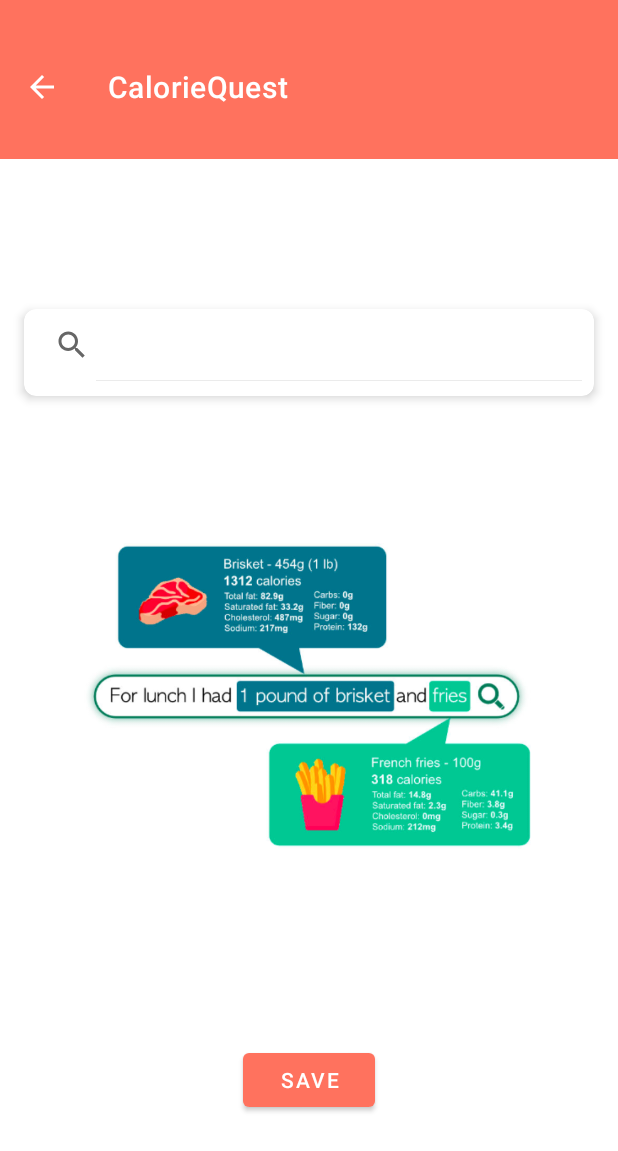
After one commit to aizazalisyed/caloriequest, an Android app: the QueryNutritionActivity screen opened directly, with no data from a screen before it, on a phone screen of 412 x 824 dp. The commit adds this screen. Shown: the top 1151 px of the screen. Run offline under Robolectric (Android 15) with nearby library versions, the phone set to English and light mode, and no system bars.

Commit message:
working on UI

```diff
--- a/app/src/main/java/com/java/caloriequest/Activities/Item.kt
+++ b/app/src/main/java/com/java/caloriequest/Activities/Item.kt
@@ -1,6 +1,7 @@
 package com.java.caloriequest.Activities
 
 data class Item(
+    val name : String,
     val serving_size_g: Double,
     val calories: Double,
     val protein_g: Double,
--- /dev/null
+++ b/app/src/main/java/com/java/caloriequest/Activities/QueryNutritionActivity.kt
@@ -0,0 +1,131 @@
+package com.java.caloriequest.Activities
+
+import androidx.appcompat.app.AppCompatActivity
+import android.os.Bundle
+import android.view.View
+import android.widget.Toast
+import androidx.appcompat.widget.SearchView
+import androidx.core.content.ContextCompat
+import androidx.recyclerview.widget.LinearLayoutManager
+import com.java.caloriequest.API.RetrofitClient
+import com.java.caloriequest.Adapter.NutritionAdapter
+import com.java.caloriequest.R
+import com.java.caloriequest.databinding.ActivityQueryNutritionBinding
+import com.java.caloriequest.model.NutritionFacts
+import com.java.caloriequest.model.NutritionResponse
+import retrofit2.Call
+import retrofit2.Response
+
+class QueryNutritionActivity : AppCompatActivity() {
+    private lateinit var binding: ActivityQueryNutritionBinding
+    private lateinit var nutritionAdapter: NutritionAdapter
+    private var nutritionList: MutableList<NutritionFacts> = mutableListOf() // Change to MutableList
+
+
+    override fun onCreate(savedInstanceState: Bundle?) {
+        super.onCreate(savedInstanceState)
+        binding = ActivityQueryNutritionBinding.inflate(layoutInflater)
+        setContentView(binding.root)
+
+        setSupportActionBar(binding.toolBar)
+
+        // Enable the back button in the toolbar
+        supportActionBar?.setDisplayHomeAsUpEnabled(true)
+
+        // Set the color of the back arrow (up button) to white
+        val upArrow = ContextCompat.getDrawable(this, R.drawable.ic_baseline_arrow_back_24) // Replace with your back arrow icon resource
+        upArrow?.setColorFilter(ContextCompat.getColor(this, android.R.color.white), android.graphics.PorterDuff.Mode.SRC_ATOP)
+        supportActionBar?.setHomeAsUpIndicator(upArrow)
+
+
+
+        // Initialize the RecyclerView and its adapter
+        nutritionAdapter = NutritionAdapter(nutritionList) // Pass the MutableList here
+        binding.recyclerView.layoutManager = LinearLayoutManager(this)
+        binding.recyclerView.adapter = nutritionAdapter
+
+        // Set an OnQueryTextListener for the SearchView
+        binding.searchView.setOnQueryTextListener(object : SearchView.OnQueryTextListener {
+            override fun onQueryTextSubmit(query: String?): Boolean {
+                // Handle the search query here
+                if (query != null && query.isNotEmpty()) {
+
+                    // Retrieve the category string from the Intent
+                    val category = intent.getStringExtra("category").toString()
+                    // Hide hint image and show progress bar
+                    binding.hintImage.visibility = View.GONE
+                    binding.progressBar.visibility = View.VISIBLE
+                    apiCall(query,category)
+                }
+                return true
+            }
+
+            override fun onQueryTextChange(newText: String?): Boolean {
+                // You can handle text changes here if needed
+                return true
+            }
+        })
+
+        // Set an OnClickListener for the SearchView to handle clicks on the search icon
+        binding.searchView.setOnClickListener(View.OnClickListener {
+            // Search icon was clicked, perform the API call here
+            val query = binding.searchView.query.toString()
+            val category = intent.getStringExtra("category").toString()
+            // Hide hint image and show progress bar
+            binding.hintImage.visibility = View.GONE
+            binding.progressBar.visibility = View.VISIBLE
+            apiCall(query, category)
+        })
+
+    }
+
+    // Handle the back button click event
+    override fun onSupportNavigateUp(): Boolean {
+        onBackPressed()
+        return true
+    }
+
+    fun apiCall(query: String, category: String) {
+        RetrofitClient().getUserService()?.getNutritionInfo(query, "OY5GqRA9rgiY2XY432YRVg==VlbGgAMGMcAncyzS")
+            ?.enqueue(object : retrofit2.Callback<NutritionResponse> {
+                override fun onResponse(
+                    call: Call<NutritionResponse>,
+                    response: Response<NutritionResponse>
+                ) {
+                    if (response.isSuccessful) {
+                        val nutritionResponse = response.body()
+                        if (nutritionResponse != null) {
+                            // Map the Item objects to NutritionFacts
+                            val nutritionList = nutritionResponse.items.map { item ->
+                                NutritionFacts(
+                                    item.name,
+                                    item.serving_size_g.toInt().toString(),
+                                    item.calories.toInt().toString(),
+                                    item.protein_g.toInt().toString(),
+                                    item.fat_total_g.toInt().toString(),
+                                    item.carbohydrates_total_g.toInt().toString()
+                                )
+                            }
+
+                            // Update the adapter with the API response data
+                            nutritionAdapter.updateData(nutritionList)
+
+                            // Hide progress bar, show linear layout and RecyclerView
+                            binding.progressBar.visibility = View.GONE
+                            binding.linearLayout.visibility = View.VISIBLE
+                            binding.recyclerView.visibility = View.VISIBLE
+
+                        }
+                    }
+                }
+
+                override fun onFailure(call: Call<NutritionResponse>, t: Throwable) {
+                    // Handle API call failure
+
+                    Toast.makeText(this@QueryNutritionActivity, "failed to resolve query", Toast.LENGTH_SHORT).show()
+                }
+            })
+    }
+
+
+}
--- /dev/null
+++ b/app/src/main/java/com/java/caloriequest/model/FoodList.kt
@@ -0,0 +1,6 @@
+package com.java.caloriequest.model
+
+data class FoodList(val foodItemsWithNutritionFacts : List<NutritionFacts>,
+                    val category : String,
+                    val timeStamp : String
+)
--- /dev/null
+++ b/app/src/main/res/drawable/ic_baseline_arrow_back_24.xml
@@ -0,0 +1,5 @@
+<vector android:autoMirrored="true" android:height="24dp"
+    android:tint="#000000" android:viewportHeight="24"
+    android:viewportWidth="24" android:width="24dp" xmlns:android="http://schemas.android.com/apk/res/android">
+    <path android:fillColor="@android:color/white" android:pathData="M20,11H7.83l5.59,-5.59L12,4l-8,8 8,8 1.41,-1.41L7.83,13H20v-2z"/>
+</vector>
--- /dev/null
+++ b/app/src/main/res/layout/activity_query_nutrition.xml
@@ -0,0 +1,153 @@
+<?xml version="1.0" encoding="utf-8"?>
+<RelativeLayout xmlns:android="http://schemas.android.com/apk/res/android"
+    xmlns:app="http://schemas.android.com/apk/res-auto"
+    xmlns:tools="http://schemas.android.com/tools"
+    android:layout_width="match_parent"
+    android:layout_height="match_parent"
+    tools:context=".Activities.QueryNutritionActivity">
+
+    <androidx.appcompat.widget.Toolbar
+        android:id="@+id/toolBar"
+        android:layout_width="match_parent"
+        android:layout_height="wrap_content"
+        android:layout_alignParentTop="true"
+        android:background="@color/orange"
+        android:title="Text Input"
+        android:paddingTop="30dp"
+        android:paddingBottom="20dp"
+        app:titleTextColor="@color/white"
+        android:foregroundTint="@color/white"
+        />
+
+    <androidx.cardview.widget.CardView
+        android:id="@+id/cardView"
+        android:layout_width="match_parent"
+        android:layout_height="wrap_content"
+        android:layout_marginStart="16dp"
+        android:layout_marginTop="100dp"
+        android:layout_marginEnd="16dp"
+        android:layout_below="@id/toolBar"
+        android:background="@color/light_orange"
+        app:cardCornerRadius="8dp"
+        app:cardElevation="4dp"
+        >
+    <androidx.appcompat.widget.SearchView
+        android:id="@+id/searchView"
+        android:layout_width="match_parent"
+        android:layout_height="wrap_content"
+        android:backgroundTint="@color/orange"
+        app:iconifiedByDefault="false"
+        android:layout_marginBottom="10dp"
+        android:foregroundTint="@color/orange"
+        android:outlineSpotShadowColor="@color/orange"
+        />
+    </androidx.cardview.widget.CardView>
+
+    <ProgressBar
+        android:visibility="gone"
+        android:layout_width="80dp"
+        android:layout_height="80dp"
+        android:id="@+id/progressBar"
+        android:layout_centerHorizontal="true"
+        android:layout_centerVertical="true"/>
+
+    <ImageView
+    android:id="@+id/hintImage"
+    android:layout_width="300dp"
+    android:layout_height="300dp"
+    android:layout_below="@id/cardView"
+  android:layout_marginTop="50dp"
+    android:src="@drawable/hint"
+    android:layout_centerHorizontal="true"/>
+
+    <LinearLayout
+        android:visibility="gone"
+        android:id="@+id/linearLayout"
+        android:layout_width="match_parent"
+        android:layout_height="wrap_content"
+        android:layout_below="@id/cardView"
+        android:layout_marginTop="50dp"
+        android:background="@color/grayish_blue"
+        android:padding="20dp"
+        android:layout_marginStart="10dp"
+        android:layout_marginEnd="10dp"
+        android:orientation="horizontal"
+        >
+
+        <TextView
+            android:textSize="12sp"
+            android:layout_width="wrap_content"
+            android:layout_height="wrap_content"
+            android:textColor="@color/white"
+            android:text="Name"
+            />
+
+        <TextView
+            android:textSize="12sp"
+            android:layout_width="wrap_content"
+            android:layout_height="wrap_content"
+            android:text="Serving Size"
+            android:layout_marginStart="13dp"
+            android:textColor="@color/white"
+            />
+
+        <TextView
+            android:textSize="12sp"
+            android:layout_width="wrap_content"
+            android:layout_height="wrap_content"
+            android:text="Calories"
+            android:layout_marginStart="13dp"
+            android:textColor="@color/white"
+            />
+
+        <TextView
+            android:textSize="12sp"
+            android:layout_width="wrap_content"
+            android:layout_height="wrap_content"
+            android:text="Fat"
+            android:layout_marginStart="13dp"
+            android:textColor="@color/white"
+            />
+
+        <TextView
+            android:textSize="12sp"
+            android:layout_width="wrap_content"
+            android:layout_height="wrap_content"
+            android:text="Carbs"
+            android:layout_marginStart="13dp"
+            android:textColor="@color/white"
+            />
+        <TextView
+            android:textSize="12sp"
+            android:layout_width="wrap_content"
+            android:layout_height="wrap_content"
+            android:text="Protein"
+            android:layout_marginStart="13dp"
+            android:textColor="@color/white"
+            />
+    </LinearLayout>
+
+    <androidx.recyclerview.widget.RecyclerView
+        android:visibility="gone"
+        android:id="@+id/recyclerView"
+        android:layout_width="wrap_content"
+        android:layout_height="wrap_content"
+        android:layout_marginStart="10dp"
+        android:layout_marginEnd="10dp"
+        android:layout_above="@id/saveButton"
+        android:layout_marginBottom="20dp"
+        app:layoutManager="androidx.recyclerview.widget.LinearLayoutManager"
+        android:layout_below="@id/linearLayout"
+        tools:listitem="@layout/nutrition_rv_item"/>
+
+    <Button
+        android:id="@+id/saveButton"
+        android:layout_width="wrap_content"
+        android:layout_height="wrap_content"
+        android:text="save"
+        android:layout_alignParentBottom="true"
+        android:layout_marginBottom="80dp"
+        android:layout_centerHorizontal="true"
+        />
+
+</RelativeLayout>
--- a/app/src/main/res/values/themes.xml
+++ b/app/src/main/res/values/themes.xml
@@ -3,12 +3,12 @@
     <style name="Theme.CalorieQuest" parent="Theme.MaterialComponents.Light.NoActionBar">
         <!-- Primary brand color. -->
         <item name="colorPrimary">@color/orange</item>
-        <item name="colorPrimaryVariant">@color/purple_700</item>
+        <item name="colorPrimaryVariant">@color/orange</item>
         <item name="colorOnPrimary">@color/white</item>
         <!-- Secondary brand color. -->
-        <item name="colorSecondary">@color/teal_200</item>
-        <item name="colorSecondaryVariant">@color/teal_700</item>
-        <item name="colorOnSecondary">@color/black</item>
+        <item name="colorSecondary">@color/orange</item>
+        <item name="colorSecondaryVariant">@color/orange</item>
+        <item name="colorOnSecondary">@color/white</item>
         <!-- Status bar color. -->
         <item name="android:statusBarColor">?attr/colorPrimaryVariant</item>
         <!-- Customize your theme here. -->
```
Also changed, not shown: app/src/main/AndroidManifest.xml (+12 -4 lines), app/src/main/java/com/java/caloriequest/Activities/MainActivity.kt (+7 -25 lines), app/src/main/java/com/java/caloriequest/Adapter/NutritionAdapter.kt (added, +52 -0 lines), app/src/main/java/com/java/caloriequest/model/NutritionFacts.kt (added, +9 -0 lines), app/src/main/res/layout/nutrition_rv_item.xml (added, +94 -0 lines), app/src/main/res/drawable/hint.png (added).
